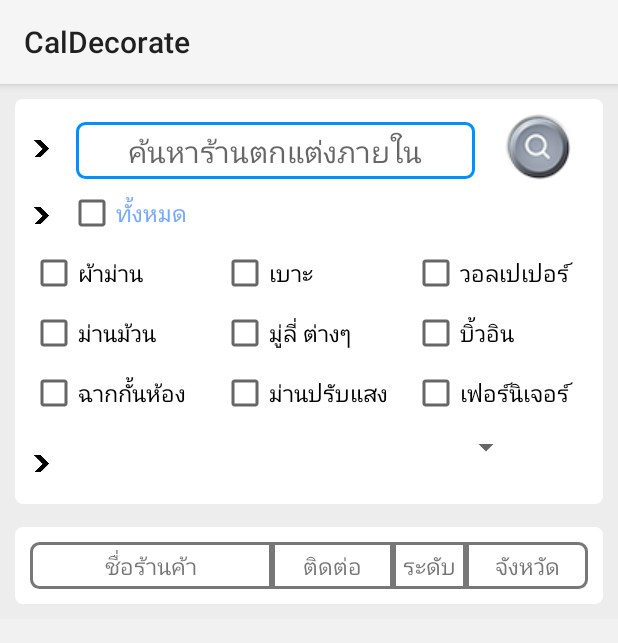
After one commit to gaew/apppatpk, an Android app: the fragment Tab4 shown on its own in the app's theme, on a phone screen of 412 x 824 dp. The commit adds this screen. Shown: the top 643 px of the screen. Run offline under Robolectric (Android 15) with nearby library versions, the light colour scheme and no system bars.

Commit message:
Edit 9/19/2015

```diff
--- a/app/src/main/java/com/first/tripakey/caldecorate/main/MainActivity.java
+++ b/app/src/main/java/com/first/tripakey/caldecorate/main/MainActivity.java
@@ -21,8 +21,8 @@ public class MainActivity extends AppCompatActivity {
     ViewPager pager;
     ViewPagerAdapter adapter;
     SlidingTabLayout tabs;
-    CharSequence Titles[]={"ตกแต่งภายใน","คำนวนค่าใช้จ่าย","แปลงหน่วย"};
-    int Numboftabs =3;
+    CharSequence Titles[]={"ตกแต่งภายใน","ค่าใช้จ่าย","แปลงหน่วย","ค้นหาร้าน"};
+    int Numboftabs =4;
     boolean check_firsttime = false ;
     public static final String PREFS_NAME = "MyPrefsFile";
 
--- a/app/src/main/java/com/first/tripakey/caldecorate/main/SlidingTabLayout.java
+++ b/app/src/main/java/com/first/tripakey/caldecorate/main/SlidingTabLayout.java
@@ -68,8 +68,8 @@ public class SlidingTabLayout extends HorizontalScrollView {
     }
 
     private static final int TITLE_OFFSET_DIPS = 24;
-    private static final int TAB_VIEW_PADDING_DIPS = 16;
-    private static final int TAB_VIEW_TEXT_SIZE_SP = 12;
+    private static final int TAB_VIEW_PADDING_DIPS = 17;
+    private static final int TAB_VIEW_TEXT_SIZE_SP = 14;
 
     private int mTitleOffset;
 
--- /dev/null
+++ b/app/src/main/java/com/first/tripakey/caldecorate/main/Tab4.java
@@ -0,0 +1,27 @@
+package com.first.tripakey.caldecorate.main;
+
+/**
+ * Created by gaewgan on 8/7/2015.
+ */
+
+
+import android.os.Bundle;
+import android.support.annotation.Nullable;
+import android.support.v4.app.Fragment;
+import android.view.LayoutInflater;
+import android.view.View;
+import android.view.ViewGroup;
+
+import com.first.tripakey.caldecorate.R;
+
+/**
+ * Created by tom on 9-10-2015.
+ */
+public class Tab4 extends Fragment {
+    @Override
+    public View onCreateView(LayoutInflater inflater, @Nullable ViewGroup container, @Nullable Bundle savedInstanceState) {
+        View v = inflater.inflate(R.layout.tab_4,container,false);
+
+        return v;
+    }
+}
--- a/app/src/main/java/com/first/tripakey/caldecorate/main/ViewPagerAdapter.java
+++ b/app/src/main/java/com/first/tripakey/caldecorate/main/ViewPagerAdapter.java
@@ -43,12 +43,16 @@ public class ViewPagerAdapter extends FragmentStatePagerAdapter {
             Tab2 tab2 = new Tab2();
             return tab2;
         }
-        else
+        else if(position == 2)
         {
             Tab3 tab3 = new Tab3();
             return tab3;
         }
-
+        else
+        {
+            Tab4 tab4 = new Tab4();
+            return tab4;
+        }
 
     }
 
--- /dev/null
+++ b/app/src/main/res/drawable/editbox.xml
@@ -0,0 +1,26 @@
+<?xml version="1.0" encoding="utf-8"?>
+<selector xmlns:android="http://schemas.android.com/apk/res/android">
+    <item android:state_focused="true">
+        <shape>
+            <solid android:color="#00000000" />
+            <stroke
+                android:width="2dp"
+                android:color="#0090FF" />
+            <padding
+                android:left="5dp"
+                android:right="5dp"
+                android:top="5dp"
+                android:bottom="5dp" />
+            <corners android:radius="5dp" />
+        </shape>
+    </item>
+    <item>
+        <shape>
+            <solid android:color="#00000000" />
+            <stroke
+                android:width="2dp"
+                android:color="#777" />
+            <corners android:radius="5dp" />
+        </shape>
+    </item>
+</selector>
--- /dev/null
+++ b/app/src/main/res/drawable/viewbox_c.xml
@@ -0,0 +1,14 @@
+<?xml version="1.0" encoding="utf-8"?>
+<selector xmlns:android="http://schemas.android.com/apk/res/android">
+    <item>
+        <shape>
+        <solid android:color="#00000000" />
+        <stroke
+            android:width="2dp"
+            android:color="#777" />
+        <padding
+            android:top="5dp"
+            android:bottom="5dp" />
+        </shape>
+    </item>
+</selector>
--- /dev/null
+++ b/app/src/main/res/drawable/viewbox_l.xml
@@ -0,0 +1,17 @@
+<?xml version="1.0" encoding="utf-8"?>
+<selector xmlns:android="http://schemas.android.com/apk/res/android">
+    <item>
+        <shape>
+            <solid android:color="#00000000" />
+            <stroke
+                android:width="2dp"
+                android:color="#777" />
+            <padding
+                android:top="5dp"
+                android:bottom="5dp" />
+            <corners
+                android:topLeftRadius="5dp"
+                android:bottomLeftRadius="5dp" />
+        </shape>
+    </item>
+</selector>
--- /dev/null
+++ b/app/src/main/res/drawable/viewbox_r.xml
@@ -0,0 +1,17 @@
+<?xml version="1.0" encoding="utf-8"?>
+<selector xmlns:android="http://schemas.android.com/apk/res/android">
+    <item>
+        <shape>
+            <solid android:color="#00000000" />
+            <stroke
+                android:width="2dp"
+                android:color="#777" />
+            <padding
+                android:top="5dp"
+                android:bottom="5dp" />
+            <corners
+                android:topRightRadius="5dp"
+                android:bottomRightRadius="5dp" />
+        </shape>
+    </item>
+</selector>
--- a/app/src/main/res/layout/activity_bamboo_blind.xml
+++ b/app/src/main/res/layout/activity_bamboo_blind.xml
@@ -398,7 +398,7 @@
 
 
             <ImageButton
-               android:background="#FFFFFF"
+                android:background="#FFFFFF"
                 android:layout_width="0dp"
                 android:layout_height="wrap_content"
                 android:paddingTop="15dp"
--- a/app/src/main/res/layout/discountfield.xml
+++ b/app/src/main/res/layout/discountfield.xml
@@ -19,7 +19,6 @@
             android:layout_marginLeft="10dp"
             android:layout_weight="3"
             android:text="ส่วนลดตาม"
-            android:id="@+id/textView2"
             android:textColor="#1A284F" />
 
         <EditText
@@ -37,7 +36,6 @@
             android:layout_weight="2.5"
             android:textAppearance="?android:attr/textAppearanceSmall"
             android:text="%"
-            android:id="@+id/textView27"
             android:textColor="#1A284F"/>
     </LinearLayout>
 
--- a/app/src/main/res/layout/layout.xml
+++ /dev/null
@@ -1,5 +0,0 @@
-<?xml version="1.0" encoding="utf-8"?>
-<LinearLayout xmlns:android="http://schemas.android.com/apk/res/android"
-    android:layout_width="match_parent" android:layout_height="match_parent">
-
-</LinearLayout>
--- a/app/src/main/res/layout/tab_2.xml
+++ b/app/src/main/res/layout/tab_2.xml
@@ -22,7 +22,7 @@
 
     <Button
         android:layout_width="match_parent"
-        android:layout_height="wrap_content"
+        android:layout_height="50dp"
         android:id="@+id/bt_curtain"
         android:text="ค่าใช้จ่ายผ้าม่าน"
         android:layout_marginTop="10dp"
@@ -31,7 +31,7 @@
         android:textSize="20dp" />
     <Button
         android:layout_width="match_parent"
-        android:layout_height="wrap_content"
+        android:layout_height="50dp"
         android:layout_marginTop="10dp"
         android:id="@+id/manmonBt"
         android:layout_below="@+id/bt_curtain"
@@ -41,7 +41,7 @@
         android:background="@drawable/bottoncost" />
     <Button
         android:layout_width="match_parent"
-        android:layout_height="wrap_content"
+        android:layout_height="50dp"
         android:layout_marginTop="10dp"
         android:id="@+id/mooliBt"
         android:layout_below="@+id/manmonBt"
--- a/app/src/main/res/layout/tab_3.xml
+++ b/app/src/main/res/layout/tab_3.xml
@@ -18,7 +18,7 @@
             android:layout_weight="1"
             android:paddingLeft="@dimen/activity_horizontal_margin"
             android:paddingRight="@dimen/activity_horizontal_margin"
-            android:paddingTop="@dimen/activity_vertical_margin"
+            android:paddingTop="10dp"
             android:paddingBottom="@dimen/activity_vertical_margin"
             xmlns:android="http://schemas.android.com/apk/res/android"
             android:background="#29d7d7d7">
@@ -27,9 +27,6 @@
                 android:layout_width="match_parent"
                 android:layout_height="wrap_content"
                 android:paddingTop="5dp"
-                android:layout_marginTop="0dp"
-                android:layout_marginLeft="5dp"
-                android:layout_marginRight="5dp"
                 android:background="@drawable/curvetop"
                 android:orientation="horizontal">
 
@@ -78,8 +75,6 @@
             <LinearLayout
                 android:layout_width="match_parent"
                 android:layout_height="wrap_content"
-                android:layout_marginLeft="5dp"
-                android:layout_marginRight="5dp"
                 android:paddingBottom="5dp"
                 android:background="@drawable/curvebuttom"
                 android:orientation="horizontal">
@@ -113,8 +108,6 @@
                 android:layout_height="wrap_content"
                 android:paddingTop="5dp"
                 android:layout_marginTop="15dp"
-                android:layout_marginLeft="5dp"
-                android:layout_marginRight="5dp"
                 android:background="@drawable/curvetop"
                 android:orientation="horizontal">
                 <ImageView
@@ -161,8 +154,6 @@
             <LinearLayout
                 android:layout_width="match_parent"
                 android:layout_height="wrap_content"
-                android:layout_marginLeft="5dp"
-                android:layout_marginRight="5dp"
                 android:paddingBottom="5dp"
                 android:background="@drawable/curvebuttom"
                 android:orientation="horizontal">
@@ -196,8 +187,6 @@
                 android:layout_height="wrap_content"
                 android:paddingTop="5dp"
                 android:layout_marginTop="15dp"
-                android:layout_marginLeft="5dp"
-                android:layout_marginRight="5dp"
                 android:background="@drawable/curvetop"
                 android:orientation="horizontal">
                 <ImageView
@@ -244,8 +233,6 @@
             <LinearLayout
                 android:layout_width="match_parent"
                 android:layout_height="wrap_content"
-                android:layout_marginLeft="5dp"
-                android:layout_marginRight="5dp"
                 android:paddingBottom="5dp"
                 android:background="@drawable/curvebuttom"
                 android:orientation="horizontal">
@@ -279,8 +266,6 @@
                 android:layout_height="wrap_content"
                 android:paddingTop="5dp"
                 android:layout_marginTop="15dp"
-                android:layout_marginLeft="5dp"
-                android:layout_marginRight="5dp"
                 android:background="@drawable/curvetop"
                 android:orientation="horizontal">
                 <ImageView
@@ -327,8 +312,6 @@
             <LinearLayout
                 android:layout_width="match_parent"
                 android:layout_height="wrap_content"
-                android:layout_marginLeft="5dp"
-                android:layout_marginRight="5dp"
                 android:paddingBottom="5dp"
                 android:background="@drawable/curvebuttom"
                 android:orientation="horizontal">
--- /dev/null
+++ b/app/src/main/res/layout/tab_4.xml
@@ -0,0 +1,266 @@
+<RelativeLayout
+    android:layout_width="match_parent"
+    android:layout_height="match_parent"
+    xmlns:android="http://schemas.android.com/apk/res/android"
+    xmlns:ads="http://schemas.android.com/apk/res-auto"
+    android:background="#29d7d7d7">
+    <ScrollView
+        android:layout_width="fill_parent"
+        android:layout_height="fill_parent"
+        android:scrollbars="none"
+        android:layout_weight="1"
+        xmlns:android="http://schemas.android.com/apk/res/android"
+        android:background="#29d7d7d7">
+        <LinearLayout
+            android:layout_width="fill_parent"
+            android:layout_height="fill_parent"
+            android:orientation="vertical"
+            android:layout_weight="1"
+            android:paddingLeft="10dp"
+            android:paddingRight="10dp"
+            android:paddingTop="10dp"
+            android:paddingBottom="10dp"
+            xmlns:android="http://schemas.android.com/apk/res/android"
+            android:background="#29d7d7d7">
+
+            <LinearLayout
+                android:layout_width="match_parent"
+                android:layout_height="60dp"
+                android:paddingTop="10dp"
+                android:background="@drawable/curvetop"
+                android:orientation="horizontal">
+
+                <ImageView
+                    android:layout_width="35dp"
+                    android:layout_height="35dp"
+                    android:layout_marginTop="5dp"
+                    android:paddingTop="12dp"
+                    android:paddingBottom="12dp"
+                    android:src="@drawable/ic_arrow" />
+
+                <EditText
+                    android:layout_width="0dp"
+                    android:layout_height="wrap_content"
+                    android:layout_marginTop="5dp"
+                    android:layout_marginLeft="5dp"
+                    android:layout_marginRight="20dp"
+                    android:layout_weight="1"
+                    android:textSize="20dp"
+                    android:gravity="center"
+                    android:inputType="numberDecimal"
+                    android:background="@drawable/editbox"
+                    android:hint="ค้นหาร้านตกแต่งภายใน"
+                    android:id="@+id/search" />
+
+                <ImageButton
+                    android:layout_width="45dp"
+                    android:layout_height="45dp"
+                    android:id="@+id/search_button"
+                    android:layout_marginRight="20dp"
+                    android:layout_marginTop="0dp"
+                    android:background="#FFFFFF"
+                    android:src="@drawable/search_ic" />
+            </LinearLayout>
+
+            <LinearLayout
+                android:layout_width="match_parent"
+                android:layout_height="40dp"
+                android:background="@drawable/curvecenter"
+                android:orientation="horizontal">
+
+                <ImageView
+                    android:layout_width="35dp"
+                    android:layout_height="35dp"
+                    android:paddingTop="12dp"
+                    android:paddingBottom="12dp"
+                    android:src="@drawable/ic_arrow" />
+                <CheckBox
+                    android:layout_width="0dp"
+                    android:layout_height="wrap_content"
+                    android:id="@+id/all"
+                    android:layout_column="0"
+                    android:textColor="#77aaff"
+                    android:layout_weight="1"
+                    android:textSize="15dp"
+                    android:text="ทั้งหมด" />
+
+
+            </LinearLayout>
+
+            <LinearLayout
+                android:layout_width="match_parent"
+                android:layout_height="40dp"
+                android:background="@drawable/curvecenter"
+                android:orientation="horizontal">
+                <CheckBox
+                    android:layout_width="0dp"
+                    android:layout_height="wrap_content"
+                    android:layout_marginLeft="10dp"
+                    android:id="@+id/curtain"
+                    android:layout_column="0"
+                    android:textColor="#000000"
+                    android:layout_weight="1"
+                    android:textSize="15dp"
+                    android:text="ผ้าม่าน" />
+                <CheckBox
+                    android:layout_width="0dp"
+                    android:layout_height="wrap_content"
+                    android:id="@+id/mattress"
+                    android:layout_column="0"
+                    android:textColor="#000000"
+                    android:layout_weight="1"
+                    android:textSize="15dp"
+                    android:text="เบาะ" />
+                <CheckBox
+                    android:layout_width="0dp"
+                    android:layout_height="wrap_content"
+                    android:id="@+id/wallpaper"
+                    android:layout_column="0"
+                    android:textColor="#000000"
+                    android:layout_weight="1"
+                    android:textSize="15dp"
+                    android:text="วอลเปเปอร์" />
+            </LinearLayout>
+
+            <LinearLayout
+                android:layout_width="match_parent"
+                android:layout_height="40dp"
+                android:background="@drawable/curvecenter"
+                android:orientation="horizontal">
+                <CheckBox
+                    android:layout_width="0dp"
+                    android:layout_height="wrap_content"
+                    android:layout_marginLeft="10dp"
+                    android:id="@+id/roller"
+                    android:layout_column="0"
+                    android:textColor="#000000"
+                    android:layout_weight="1"
+                    android:textSize="15dp"
+                    android:text="ม่านม้วน" />
+                <CheckBox
+                    android:layout_width="0dp"
+                    android:layout_height="wrap_content"
+                    android:id="@+id/bamboo"
+                    android:layout_column="0"
+                    android:textColor="#000000"
+                    android:layout_weight="1"
+                    android:textSize="15dp"
+                    android:text="มู่ลี่ ต่างๆ" />
+                <CheckBox
+                    android:layout_width="0dp"
+                    android:layout_height="wrap_content"
+                    android:id="@+id/built_in"
+                    android:layout_column="0"
+                    android:textColor="#000000"
+                    android:layout_weight="1"
+                    android:textSize="15dp"
+                    android:text="บิ้วอิน" />
+            </LinearLayout>
+
+            <LinearLayout
+                android:layout_width="match_parent"
+                android:layout_height="40dp"
+                android:background="@drawable/curvecenter"
+                android:orientation="horizontal">
+                <CheckBox
+                    android:layout_width="0dp"
+                    android:layout_height="wrap_content"
+                    android:layout_marginLeft="10dp"
+                    android:id="@+id/room_partition"
+                    android:layout_column="0"
+                    android:textColor="#000000"
+                    android:layout_weight="1"
+                    android:textSize="15dp"
+                    android:text="ฉากกั้นห้อง" />
+                <CheckBox
+                    android:layout_width="0dp"
+                    android:layout_height="wrap_content"
+                    android:id="@+id/vertical"
+                    android:layout_column="0"
+                    android:textColor="#000000"
+                    android:layout_weight="1"
+                    android:textSize="15dp"
+                    android:text="ม่านปรับแสง" />
+                <CheckBox
+                    android:layout_width="0dp"
+                    android:layout_height="wrap_content"
+                    android:id="@+id/furniture"
+                    android:layout_column="0"
+                    android:textColor="#000000"
+                    android:layout_weight="1"
+                    android:textSize="15dp"
+                    android:text="เฟอร์นิเจอร์" />
+            </LinearLayout>
+
+            <LinearLayout
+                android:layout_width="match_parent"
+                android:layout_height="50dp"
+                android:background="@drawable/curvebuttom"
+                android:orientation="horizontal">
+                <ImageView
+                    android:layout_width="35dp"
+                    android:layout_height="35dp"
+                    android:layout_marginTop="5dp"
+                    android:paddingTop="12dp"
+                    android:paddingBottom="12dp"
+                    android:src="@drawable/ic_arrow" />
+                <Spinner
+                    android:layout_width="0dp"
+                    android:layout_height="wrap_content"
+                    android:layout_marginRight="20dp"
+                    android:layout_weight="1"
+                    android:id="@+id/location"
+                    android:layout_column="0" />
+                <TextView
+                    android:layout_width="0dp"
+                    android:layout_height="wrap_content"
+                    android:layout_weight="0.11" />
+            </LinearLayout>
+
+            <LinearLayout
+                android:layout_width="match_parent"
+                android:layout_height="match_parent"
+                android:layout_marginTop="15dp"
+                android:paddingTop="10dp"
+                android:paddingBottom="10dp"
+                android:background="@drawable/curveall"
+                android:orientation="horizontal">
+
+                <TextView
+                    android:layout_width="0dp"
+                    android:layout_height="wrap_content"
+                    android:layout_marginLeft="10dp"
+                    android:layout_weight="1"
+                    android:textSize="15dp"
+                    android:background="@drawable/viewbox_l"
+                    android:gravity="center"
+                    android:text="ชื่อร้านค้า"/>
+                <TextView
+                    android:layout_width="0dp"
+                    android:layout_height="wrap_content"
+                    android:layout_weight="0.5"
+                    android:textSize="15dp"
+                    android:background="@drawable/viewbox_c"
+                    android:gravity="center"
+                    android:text="ติดต่อ"/>
+                <TextView
+                    android:layout_width="0dp"
+                    android:layout_height="wrap_content"
+                    android:layout_weight="0.3"
+                    android:textSize="15dp"
+                    android:background="@drawable/viewbox_c"
+                    android:gravity="center"
+                    android:text="ระดับ"/>
+                <TextView
+                    android:layout_width="0dp"
+                    android:layout_height="wrap_content"
+                    android:layout_marginRight="10dp"
+                    android:layout_weight="0.5"
+                    android:textSize="15dp"
+                    android:gravity="center"
+                    android:background="@drawable/viewbox_r"
+                    android:text="จังหวัด"/>
+            </LinearLayout>
+        </LinearLayout>
+    </ScrollView>
+</RelativeLayout>
```
Also changed, not shown: app/src/main/res/drawable/search_ic.png (added).
